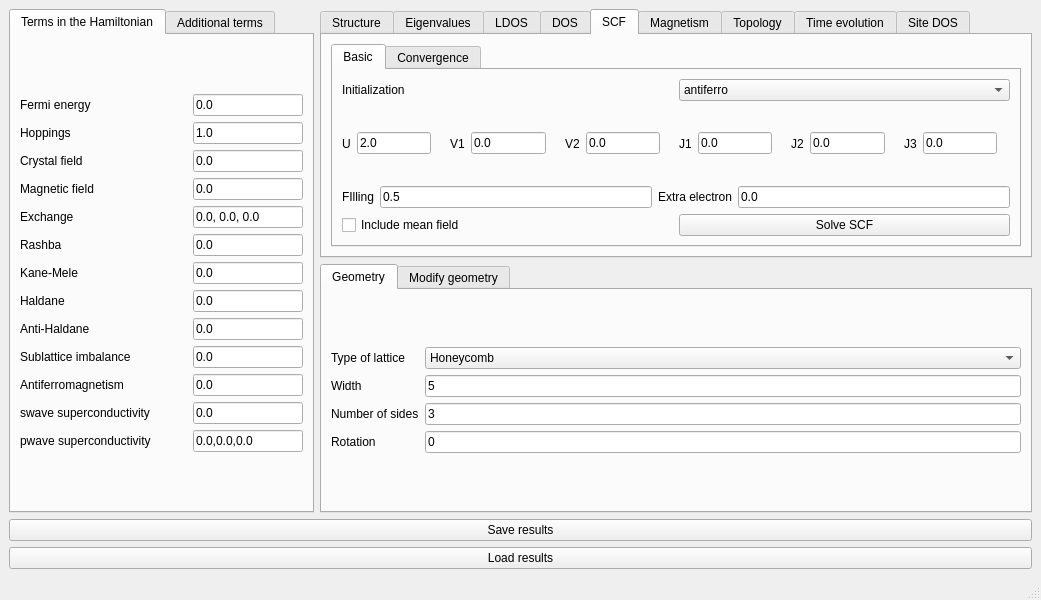
Old version of the form interface-pyqt/0d/interface.ui in the repository joselado/quantum-lattice.
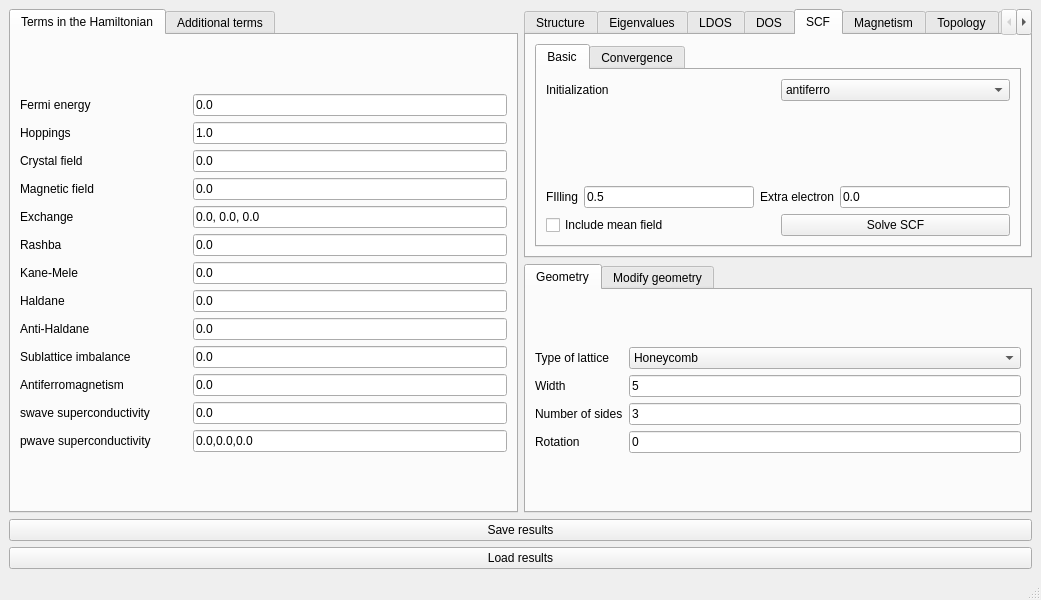
New version of the form. The open tabs and pages were chosen to show the change. Custom widgets are drawn as their Qt base class.

Commit message: Split SCF mean-field terms into Density-density/Spin-spin tabs; make Hamiltonian-term label names consistent

Diff of the .ui file:
```diff
--- a/interface-pyqt/0d/interface.ui
+++ b/interface-pyqt/0d/interface.ui
@@ -865,154 +865,9 @@
                 </property>
                </widget>
               </item>
-              <item row="1" column="0" colspan="2">
-               <layout class="QHBoxLayout" name="horizontalLayout_3">
-                <item>
-                 <widget class="BodyLabel" name="label_21">
-                  <property name="text">
-                   <string>U</string>
-                  </property>
-                 </widget>
-                </item>
-                <item>
-                 <widget class="LineEdit" name="U">
-                  <property name="toolTip">
-                   <string>Local Hubbard interaction</string>
-                  </property>
-                  <property name="text">
-                   <string>2.0</string>
-                  </property>
-                 </widget>
-                </item>
-                <item>
-                 <widget class="BodyLabel" name="U_image">
-                  <property name="text">
-                   <string/>
-                  </property>
-                 </widget>
-                </item>
-                <item>
-                 <widget class="BodyLabel" name="label_23">
-                  <property name="text">
-                   <string>V1</string>
-                  </property>
-                 </widget>
-                </item>
-                <item>
-                 <widget class="LineEdit" name="V1">
-                  <property name="toolTip">
-                   <string>First neighbor interaction</string>
-                  </property>
-                  <property name="text">
-                   <string>0.0</string>
-                  </property>
-                 </widget>
-                </item>
-                <item>
-                 <widget class="BodyLabel" name="V1_image">
-                  <property name="text">
-                   <string/>
-                  </property>
-                 </widget>
-                </item>
-                <item>
-                 <widget class="BodyLabel" name="label_40">
-                  <property name="text">
-                   <string>V2</string>
-                  </property>
-                 </widget>
-                </item>
-                <item>
-                 <widget class="LineEdit" name="V2">
-                  <property name="toolTip">
-                   <string>Second neighbor interaction</string>
-                  </property>
-                  <property name="text">
-                   <string>0.0</string>
-                  </property>
-                 </widget>
-                </item>
-                <item>
-                 <widget class="BodyLabel" name="V2_image">
-                  <property name="text">
-                   <string/>
-                  </property>
-                 </widget>
-                </item>
-                <item>
-                 <widget class="BodyLabel" name="label_j1">
-                  <property name="text">
-                   <string>J1</string>
-                  </property>
-                 </widget>
-                </item>
-                <item>
-                 <widget class="LineEdit" name="J1">
-                  <property name="toolTip">
-                   <string>First neighbor Heisenberg exchange</string>
-                  </property>
-                  <property name="text">
-                   <string>0.0</string>
-                  </property>
-                 </widget>
-                </item>
-                <item>
-                 <widget class="BodyLabel" name="J1_image">
-                  <property name="text">
-                   <string/>
-                  </property>
-                 </widget>
-                </item>
-                <item>
-                 <widget class="BodyLabel" name="label_j2">
-                  <property name="text">
-                   <string>J2</string>
-                  </property>
-                 </widget>
-                </item>
-                <item>
-                 <widget class="LineEdit" name="J2">
-                  <property name="toolTip">
-                   <string>Second neighbor Heisenberg exchange</string>
-                  </property>
-                  <property name="text">
-                   <string>0.0</string>
-                  </property>
-                 </widget>
-                </item>
-                <item>
-                 <widget class="BodyLabel" name="J2_image">
-                  <property name="text">
-                   <string/>
-                  </property>
-                 </widget>
-                </item>
-                <item>
-                 <widget class="BodyLabel" name="label_j3">
-                  <property name="text">
-                   <string>J3</string>
-                  </property>
-                 </widget>
-                </item>
-                <item>
-                 <widget class="LineEdit" name="J3">
-                  <property name="toolTip">
-                   <string>Third neighbor Heisenberg exchange</string>
-                  </property>
-                  <property name="text">
-                   <string>0.0</string>
-                  </property>
-                 </widget>
-                </item>
-                <item>
-                 <widget class="BodyLabel" name="J3_image">
-                  <property name="text">
-                   <string/>
-                  </property>
-                 </widget>
-                </item>
-               </layout>
-              </item>
+                            <item row="1" column="0" colspan="2">
+              <widget class="QWidget" name="scf_terms_container"/>
+             </item>
               <item row="2" column="0" colspan="2">
                <layout class="QGridLayout" name="gridLayout_7">
                 <item row="0" column="2">
```
Left out of the diff: 22 changed lines with no effect on the pictures. The commit also changes 35 other files.
